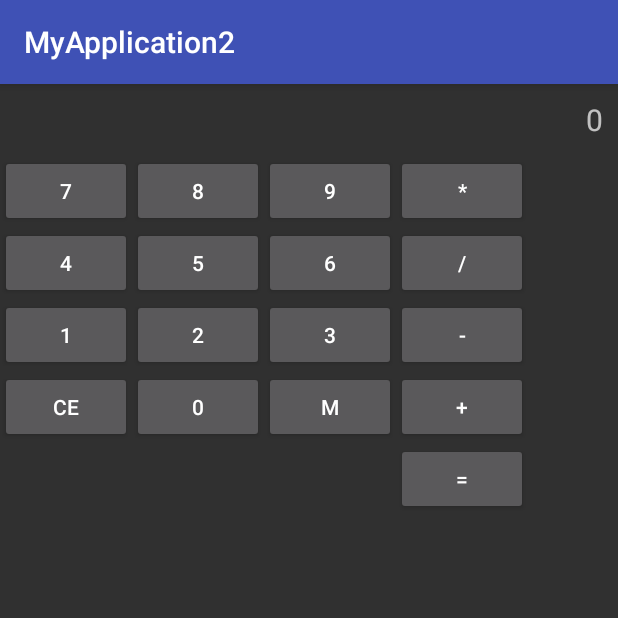
After one commit to SyrtisGecko/Android_zad1, an Android app: the CalculatorActivity screen opened directly, with no data from a screen before it, on a phone screen of 412 x 824 dp, the top half of it. The commit adds this screen. Run offline under Robolectric (Android 15) with nearby library versions, the phone set to English and light mode, and no system bars.

Commit message:
Added CalculatorActivity and its functionality

```diff
--- a/app/src/main/AndroidManifest.xml
+++ b/app/src/main/AndroidManifest.xml
@@ -34,7 +34,8 @@
         <activity android:name=".RouletteGameActivity" />
         <activity android:name=".BetSelectionActivity" />
         <activity android:name=".PracticingActivity" />
-        <activity android:name=".WidgetsActivity"></activity>
+        <activity android:name=".WidgetsActivity" />
+        <activity android:name=".CalculatorActivity"></activity>
     </application>
 
 </manifest>
--- a/app/src/main/java/com/example/przemek/hsport/myapplication2/MainActivity.java
+++ b/app/src/main/java/com/example/przemek/hsport/myapplication2/MainActivity.java
@@ -82,4 +82,9 @@ public class MainActivity extends AppCompatActivity {
         Intent intent = new Intent(this, RouletteGameActivity.class);
         startActivity(intent);
     }
+
+    public void playCalculator(View view) {
+        Intent intent = new Intent(this, CalculatorActivity.class);
+        startActivity(intent);
+    }
 }
--- /dev/null
+++ b/app/src/main/res/layout/activity_calculator.xml
@@ -0,0 +1,218 @@
+<?xml version="1.0" encoding="utf-8"?>
+<LinearLayout xmlns:android="http://schemas.android.com/apk/res/android"
+    xmlns:app="http://schemas.android.com/apk/res-auto"
+    xmlns:tools="http://schemas.android.com/tools"
+    android:layout_width="match_parent"
+    android:layout_height="match_parent"
+    android:orientation="vertical"
+    tools:context="com.example.przemek.hsport.myapplication2.CalculatorActivity">
+
+
+    <TextView
+        android:id="@+id/textView10"
+        android:layout_width="match_parent"
+        android:layout_height="wrap_content"
+        android:gravity="right"
+        android:layout_margin="10sp"
+        android:textSize="20sp"
+        android:text="0" />
+
+    <LinearLayout
+        android:layout_width="match_parent"
+        android:layout_height="wrap_content"
+        android:orientation="horizontal">
+
+        <Button
+            android:id="@+id/buttonCalc7"
+            android:layout_width="wrap_content"
+            android:layout_height="wrap_content"
+            android:layout_gravity="center_horizontal"
+            android:onClick="on7Click"
+            android:text="7" />
+
+        <Button
+            android:id="@+id/buttonCalc8"
+            android:layout_width="wrap_content"
+            android:layout_height="wrap_content"
+            android:layout_gravity="center_horizontal"
+            android:onClick="on8Click"
+            android:text="8" />
+
+        <Button
+            android:id="@+id/buttonCalc9"
+            android:layout_width="wrap_content"
+            android:layout_height="wrap_content"
+            android:layout_gravity="center_horizontal"
+            android:onClick="on9Click"
+            android:text="9" />
+
+        <Button
+            android:id="@+id/buttonCalcMultiply"
+            android:layout_width="wrap_content"
+            android:layout_height="wrap_content"
+            android:layout_gravity="center_horizontal"
+            android:onClick="onMultiplyClick"
+            android:text="*" />
+
+    </LinearLayout>
+
+    <LinearLayout
+        android:layout_width="match_parent"
+        android:layout_height="wrap_content"
+        android:orientation="horizontal">
+
+        <Button
+            android:id="@+id/buttonCalc4"
+            android:layout_width="wrap_content"
+            android:layout_height="wrap_content"
+            android:layout_gravity="center_horizontal"
+            android:onClick="on4Click"
+            android:text="4" />
+
+        <Button
+            android:id="@+id/buttonCalc5"
+            android:layout_width="wrap_content"
+            android:layout_height="wrap_content"
+            android:layout_gravity="center_horizontal"
+            android:onClick="on5Click"
+            android:text="5" />
+
+        <Button
+            android:id="@+id/buttonCalc6"
+            android:layout_width="wrap_content"
+            android:layout_height="wrap_content"
+            android:layout_gravity="center_horizontal"
+            android:onClick="on6Click"
+            android:text="6" />
+
+        <Button
+            android:id="@+id/buttonCalcDivide"
+            android:layout_width="wrap_content"
+            android:layout_height="wrap_content"
+            android:layout_gravity="center_horizontal"
+            android:onClick="onDivideClick"
+            android:text="/" />
+
+    </LinearLayout>
+
+    <LinearLayout
+        android:layout_width="match_parent"
+        android:layout_height="wrap_content"
+        android:orientation="horizontal">
+
+        <Button
+            android:id="@+id/buttonCalc1"
+            android:layout_width="wrap_content"
+            android:layout_height="wrap_content"
+            android:layout_gravity="center_horizontal"
+            android:onClick="on1Click"
+            android:text="1" />
+
+        <Button
+            android:id="@+id/buttonCalc2"
+            android:layout_width="wrap_content"
+            android:layout_height="wrap_content"
+            android:layout_gravity="center_horizontal"
+            android:onClick="on2Click"
+            android:text="2" />
+
+        <Button
+            android:id="@+id/buttonCalc3"
+            android:layout_width="wrap_content"
+            android:layout_height="wrap_content"
+            android:layout_gravity="center_horizontal"
+            android:onClick="on3Click"
+            android:text="3" />
+
+        <Button
+            android:id="@+id/buttonCalcSubstract"
+            android:layout_width="wrap_content"
+            android:layout_height="wrap_content"
+            android:layout_gravity="center_horizontal"
+            android:onClick="onSubstractClick"
+            android:text="-" />
+
+    </LinearLayout>
+
+    <LinearLayout
+        android:layout_width="match_parent"
+        android:layout_height="wrap_content"
+        android:orientation="horizontal">
+
+        <Button
+            android:id="@+id/buttonCalcCE"
+            android:layout_width="wrap_content"
+            android:layout_height="wrap_content"
+            android:layout_gravity="center_horizontal"
+            android:onClick="onCEClick"
+            android:text="CE" />
+
+        <Button
+            android:id="@+id/buttonCalc0"
+            android:layout_width="wrap_content"
+            android:layout_height="wrap_content"
+            android:layout_gravity="center_horizontal"
+            android:onClick="on0Click"
+            android:text="0" />
+
+        <Button
+            android:id="@+id/buttonCalcM"
+            android:layout_width="wrap_content"
+            android:layout_height="wrap_content"
+            android:layout_gravity="center_horizontal"
+            android:onClick="onMClick"
+            android:text="M" />
+
+        <Button
+            android:id="@+id/buttonCalcAdd"
+            android:layout_width="wrap_content"
+            android:layout_height="wrap_content"
+            android:layout_gravity="center_horizontal"
+            android:onClick="onAddClick"
+            android:text="+" />
+
+    </LinearLayout>
+
+    <LinearLayout
+        android:layout_width="match_parent"
+        android:layout_height="wrap_content"
+        android:orientation="horizontal">
+
+        <Button
+            android:id="@+id/buttonCalcB1"
+            android:layout_width="wrap_content"
+            android:layout_height="wrap_content"
+            android:layout_gravity="center_horizontal"
+            android:onClick="onCEClick"
+            android:visibility="invisible"
+            android:text="CE" />
+
+        <Button
+            android:id="@+id/buttonCalcB2"
+            android:layout_width="wrap_content"
+            android:layout_height="wrap_content"
+            android:layout_gravity="center_horizontal"
+            android:onClick="on0Click"
+            android:visibility="invisible"
+            android:text="0" />
+
+        <Button
+            android:id="@+id/buttonCalcB3"
+            android:layout_width="wrap_content"
+            android:layout_height="wrap_content"
+            android:layout_gravity="center_horizontal"
+            android:onClick="onMClick"
+            android:visibility="invisible"
+            android:text="M" />
+
+        <Button
+            android:id="@+id/buttonCalcEquals"
+            android:layout_width="wrap_content"
+            android:layout_height="wrap_content"
+            android:layout_gravity="center_horizontal"
+            android:onClick="onEqualsClick"
+            android:text="=" />
+
+    </LinearLayout>
+
+</LinearLayout>
--- a/app/src/main/res/layout/activity_main.xml
+++ b/app/src/main/res/layout/activity_main.xml
@@ -137,7 +137,8 @@
             android:layout_width="wrap_content"
             android:layout_height="wrap_content"
             android:layout_gravity="center_horizontal"
-            android:text="Bank" />
+            android:onClick="playCalculator"
+            android:text="Calculator" />
 
         <Button
             android:id="@+id/button21"
```
Also changed, not shown: app/src/main/java/com/example/przemek/hsport/myapplication2/CalculatorActivity.java (added, +167 -0 lines).
